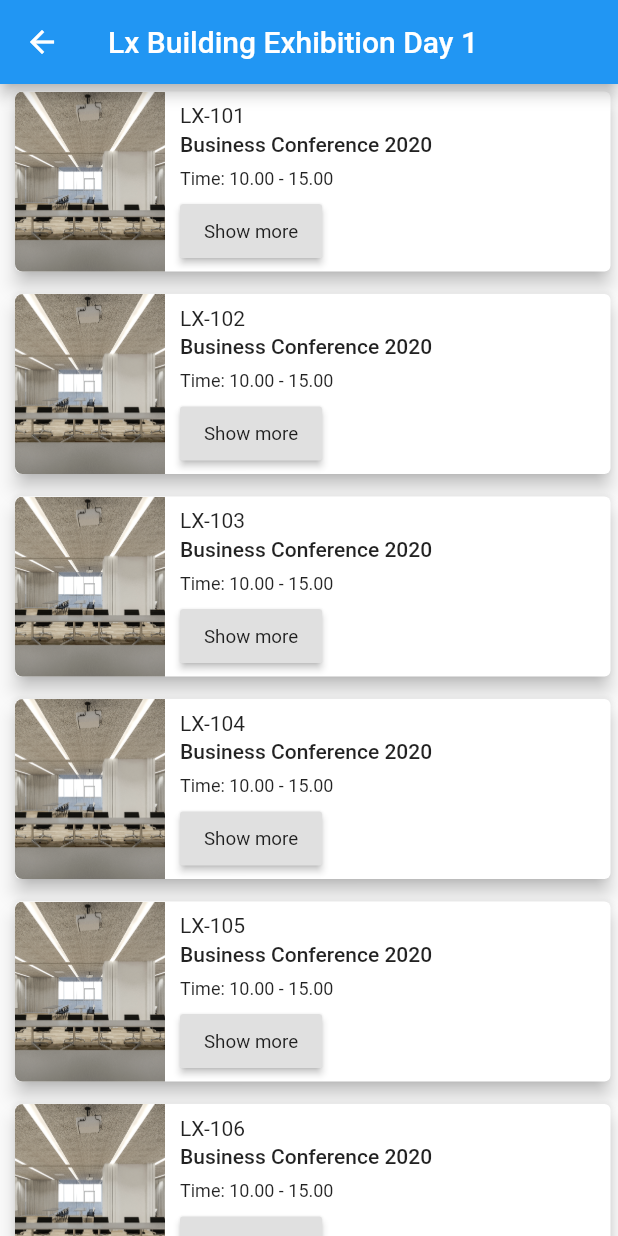
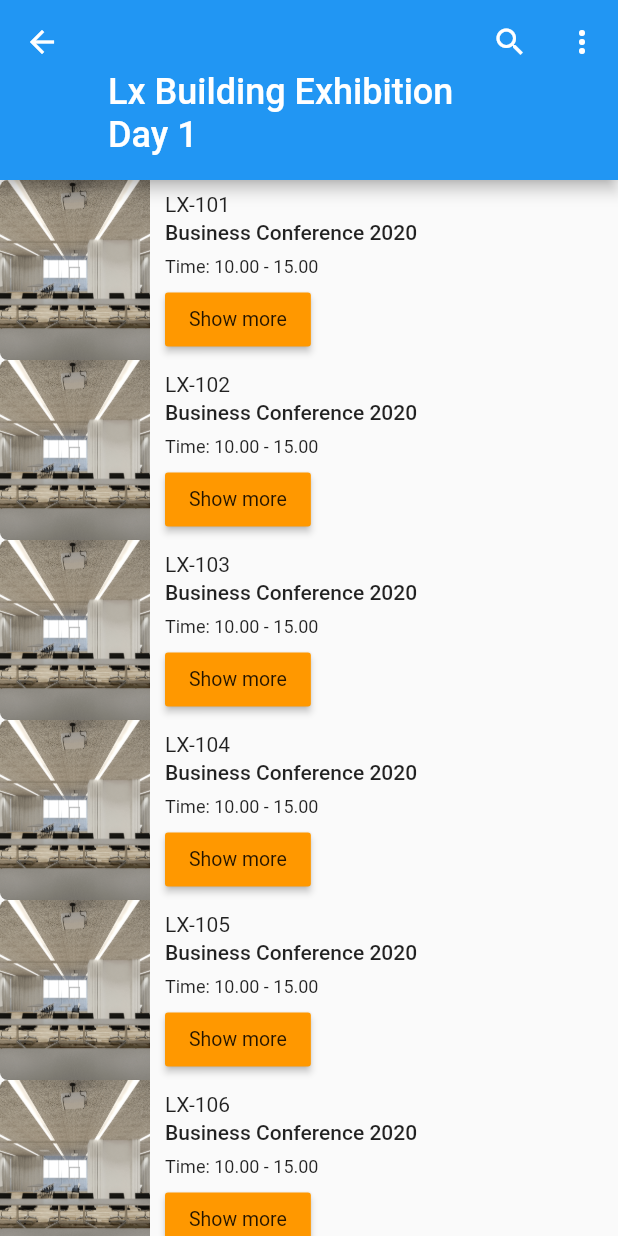
Before and after one commit to CS-DSI-project/lx-nav, a Flutter app: the Calendar screen opened directly, after a tap on "Lx Building Exhibition Day 1", on a phone screen of 412 x 824 dp. Run offline on Flutter 3.47's test engine with Material 2 defaults, Android fonts, the phone set to English and light mode, and no system bars; our stand-ins replace carousel_slider, flutter_dotenv, google_maps_flutter, hexcolor, location, table_calendar; missing offline and left inert: flutter_polyline_points; accounts and stored records are empty.

Commit message:
[UPDATED] event list with SliverApp

```diff
--- a/lib/screens/calendar.dart
+++ b/lib/screens/calendar.dart
@@ -20,7 +20,7 @@ class _CalendarState extends State<Calendar> with TickerProviderStateMixin{
 
     _events = {
       _selectedDay: ['Lx Building Exhibition Day 1'],
-      _selectedDay.add(Duration(days: 1)): ['Lx Building Exhibition Day2'],
+      _selectedDay.add(Duration(days: 1)): ['Lx Building'],
       _selectedDay.add(Duration(days: 2)): ['Lx Building Exhibition Day3'],
       _selectedDay.add(Duration(days: 3)): ['Lx Building Exhibition Day4'],
     };
--- a/lib/screens/event/event.dart
+++ b/lib/screens/event/event.dart
@@ -1,21 +1,89 @@
 import 'package:flutter/material.dart';
 import 'package:lxnav/screens/event/eventDetail.dart';
+
 class Event extends StatelessWidget {
   final String name;
   Event(this.name);
 
   @override
   Widget build(BuildContext context) {
+    if (name.length > 22) {
+      return new Scaffold(body: NestedScrollView(
+        headerSliverBuilder: (BuildContext context, bool innerBoxIsScrolled) {
+          return <Widget>[
+            SliverMultilineAppBar(
+              title: name,
+              actions: <Widget>[
+                IconButton(
+                  onPressed: () {},
+                  icon: Icon(Icons.search),
+                ),
+                IconButton(
+                  onPressed: () {},
+                  icon: Icon(Icons.more_vert),
+                ),
+              ],
+            ),
+          ];
+        },
+        body: ListDetail(),
+      ));
+    } else {
       return new Scaffold(
         appBar: AppBar(
           title: Text(name),
+          actions: <Widget>[
+            IconButton(
+              onPressed: () {},
+              icon: Icon(Icons.search),
             ),
-        body: SafeArea(
-          child: ListDetail()
-        )
+            IconButton(
+              onPressed: () {},
+              icon: Icon(Icons.more_vert),
+            ),
+          ],
+        ),
+        body: ListDetail(),
       );
     }
   }
+}
+
+class SliverMultilineAppBar extends StatelessWidget {
+  final String title;
+  final Widget leading;
+  final List<Widget> actions;
+
+  SliverMultilineAppBar({this.title, this.leading, this.actions});
+
+  @override
+  Widget build(BuildContext context) {
+    final mediaQuery = MediaQuery.of(context);
+
+    double availableWidth = mediaQuery.size.width - 160;
+    if (actions != null) {
+      availableWidth -= 36 * actions.length;
+    }
+    return SliverAppBar(
+      expandedHeight: 120.0,
+      forceElevated: true,
+      leading: leading,
+      actions: actions,
+      flexibleSpace: FlexibleSpaceBar(
+        title: ConstrainedBox(
+          constraints: BoxConstraints(
+            maxWidth: availableWidth,
+          ),
+          child: Text(
+            title,
+            textScaleFactor: .8,
+          ),
+        ),
+      ),
+    );
+  }
+}
+
 class ListDetail extends StatefulWidget {
   @override
   State<StatefulWidget> createState() {
@@ -32,10 +100,7 @@ class ListItemWidget extends State<ListDetail> {
         child: ListView.builder(
             itemCount: items.length,
             itemBuilder: (context, index) {
-            return Card(
-                margin: EdgeInsets.fromLTRB(10, 5, 5, 10),
-                elevation: 5,
-                child: Container(
+              return Container(
                   height: 120,
                   child: Row(
                     children: <Widget>[
@@ -45,13 +110,10 @@ class ListItemWidget extends State<ListDetail> {
                         decoration: BoxDecoration(
                             borderRadius: BorderRadius.only(
                                 bottomLeft: Radius.circular(5),
-                                topLeft: Radius.circular(5)
-                            ),
+                                topLeft: Radius.circular(5)),
                             image: DecorationImage(
                                 fit: BoxFit.cover,
-                                image: AssetImage("images/LxRoom1.png")
-                            )
-                        ),
+                                image: AssetImage("images/LxRoom1.png"))),
                       ),
                       Container(
                         height: 200,
@@ -66,44 +128,58 @@ class ListItemWidget extends State<ListDetail> {
                               Padding(
                                 padding: EdgeInsets.fromLTRB(0, 3, 0, 3),
                                 child: Container(
-                                  child: Text("Business Conference 2020",textAlign: TextAlign.center, style: TextStyle(
-                                    fontWeight: FontWeight.w500
-                                  ),),
+                                  child: Text(
+                                    "Business Conference 2020",
+                                    textAlign: TextAlign.center,
+                                    style:
+                                        TextStyle(fontWeight: FontWeight.w500),
+                                  ),
                                 ),
                               ),
                               Padding(
                                 padding: EdgeInsets.fromLTRB(0, 5, 0, 2),
                                 child: Container(
-                                  child: Text("Time: 10.00 - 15.00",style: TextStyle(
+                                  child: Text(
+                                    "Time: 10.00 - 15.00",
+                                    style: TextStyle(
                                       fontSize: 12,
                                       fontWeight: FontWeight.w400,
-                                  ),),
+                                    ),
+                                  ),
                                 ),
                               ),
                               Padding(
                                   padding: EdgeInsets.fromLTRB(0, 2, 0, 2),
-                                child: RaisedButton(
+                                  child: Row(
+                                    mainAxisAlignment: MainAxisAlignment.end,
+                                    children: <Widget>[
+                                      RaisedButton(
+                                        color: Colors.orange,
                                         onPressed: () {
                                           Navigator.of(context).push(
-                                        MaterialPageRoute(builder: (context) => EventDetail(items[index].toString() + ' Event')));
+                                              MaterialPageRoute(
+                                                  builder: (context) =>
+                                                      EventDetail(items[index]
+                                                              .toString() +
+                                                          ' Event')));
                                         },
-                                  child: const Text('Show more', style: TextStyle(
-                                    fontSize: 12.5,
-                                    fontWeight: FontWeight.w400
-                                  ),),
+                                        child: const Text(
+                                          'Show more',
+                                          style: TextStyle(
+                                              fontSize: 13,
+                                              fontWeight: FontWeight.w400),
                                         ),
-                              )
+                                      ),
+                                    ],
+                                  ))
                             ],
                           ),
                         ),
                       )
                     ],
                   ),
-                ),
                 );
-          }
-        )
-    );
+            }));
   }
 
   static List getDummyList() {
--- a/lib/screens/homepage.dart
+++ b/lib/screens/homepage.dart
@@ -33,7 +33,7 @@ class _HomeState extends State<Home> {
   Widget build(BuildContext context) {
     return new Scaffold(
       appBar: AppBar(
-        title: Text("NavKMUTT"),
+        title: Text("NavKMUTT")
       ),
       body: Container(
           child: ListView(
```
Lines whose indentation alone changed are shown as unchanged.
